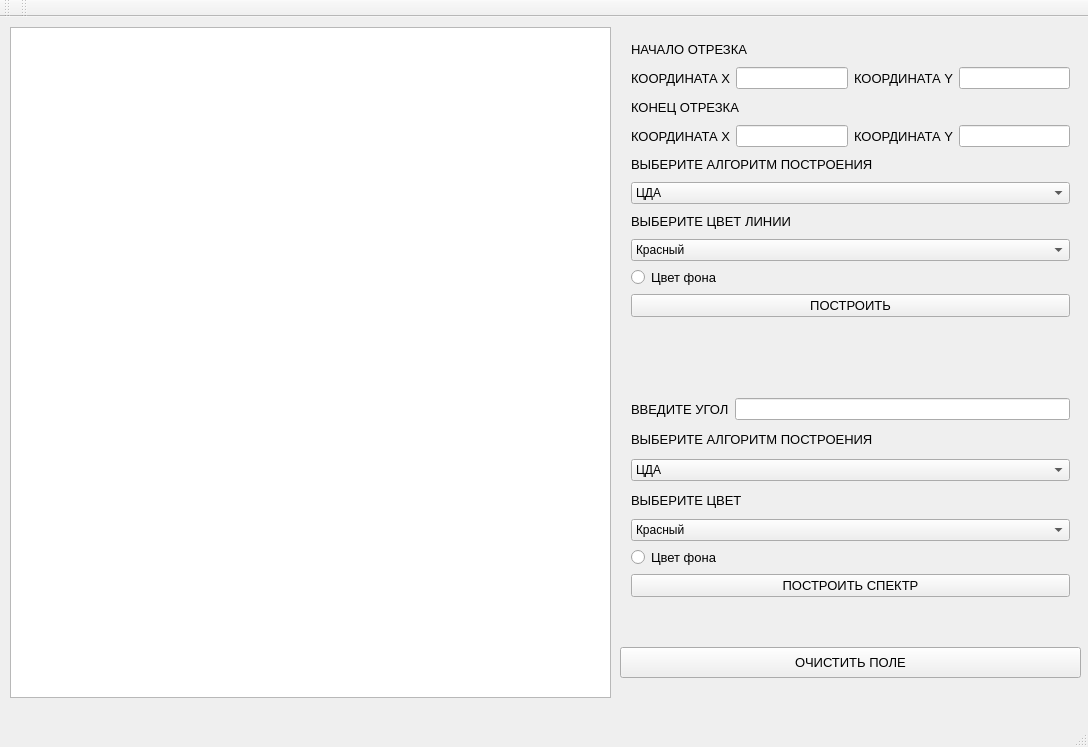
Before: the Qt Designer form ksupol/lab_03/mainwindow.ui in SGCube/IU7-Computer-Graphics, drawn with Qt 5.
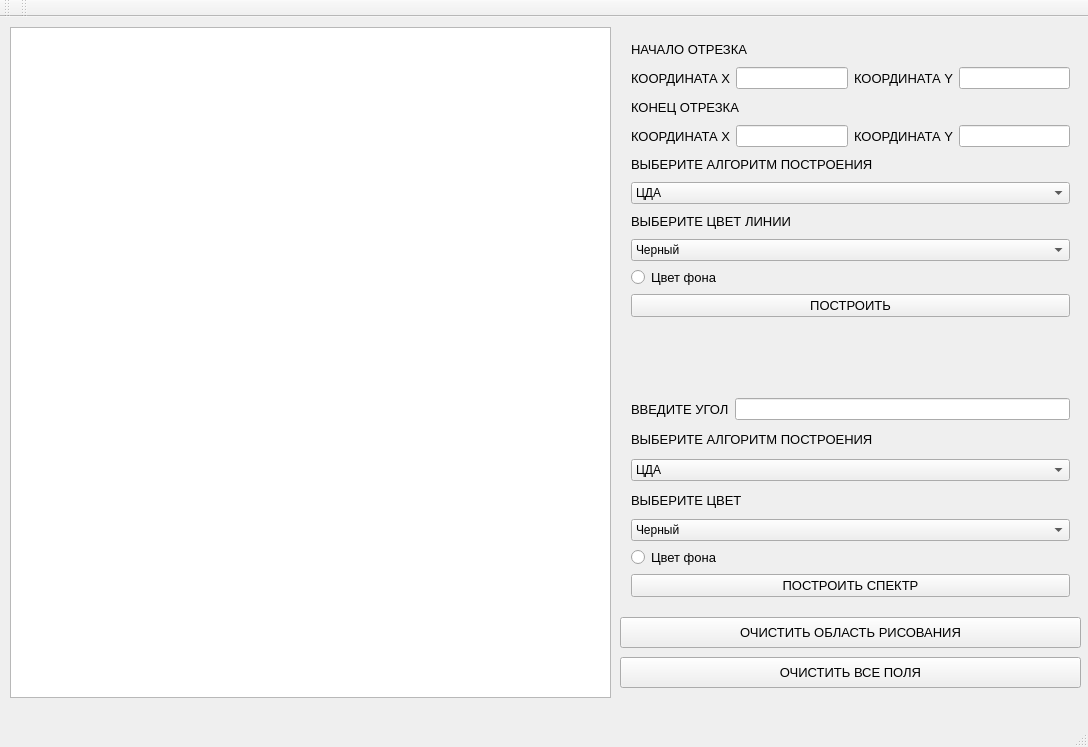
After: the same form once the commit is applied.

Patch:
```diff
--- a/ksupol/lab_03/mainwindow.ui
+++ b/ksupol/lab_03/mainwindow.ui
@@ -184,6 +184,11 @@
      </item>
      <item>
       <widget class="QComboBox" name="colour">
+       <item>
+        <property name="text">
+         <string>Черный</string>
+        </property>
+       </item>
        <item>
         <property name="text">
          <string>Красный</string>
@@ -316,6 +321,11 @@
      </item>
      <item>
       <widget class="QComboBox" name="colour_2">
+       <item>
+        <property name="text">
+         <string>Черный</string>
+        </property>
+       </item>
        <item>
         <property name="text">
          <string>Красный</string>
@@ -368,7 +378,7 @@
     <property name="geometry">
      <rect>
       <x>620</x>
-      <y>630</y>
+      <y>600</y>
       <width>461</width>
       <height>31</height>
      </rect>
@@ -379,7 +389,25 @@
      </font>
     </property>
     <property name="text">
-     <string>ОЧИСТИТЬ ПОЛЕ</string>
+     <string>ОЧИСТИТЬ ОБЛАСТЬ РИСОВАНИЯ</string>
+    </property>
+   </widget>
+   <widget class="QPushButton" name="delete_all">
+    <property name="geometry">
+     <rect>
+      <x>620</x>
+      <y>640</y>
+      <width>461</width>
+      <height>31</height>
+     </rect>
+    </property>
+    <property name="font">
+     <font>
+      <pointsize>10</pointsize>
+     </font>
+    </property>
+    <property name="text">
+     <string>ОЧИСТИТЬ ВСЕ ПОЛЯ</string>
     </property>
    </widget>
   </widget>
```
Left out of the diff: 36 changed lines with no effect on the pictures.
